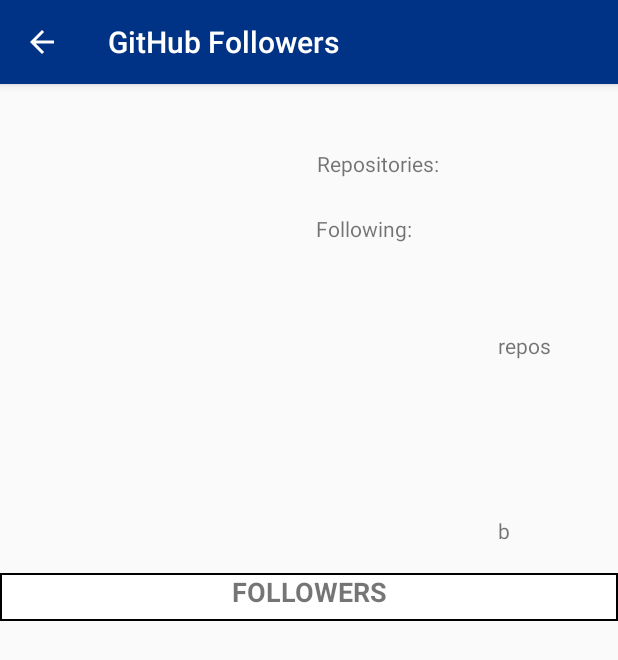
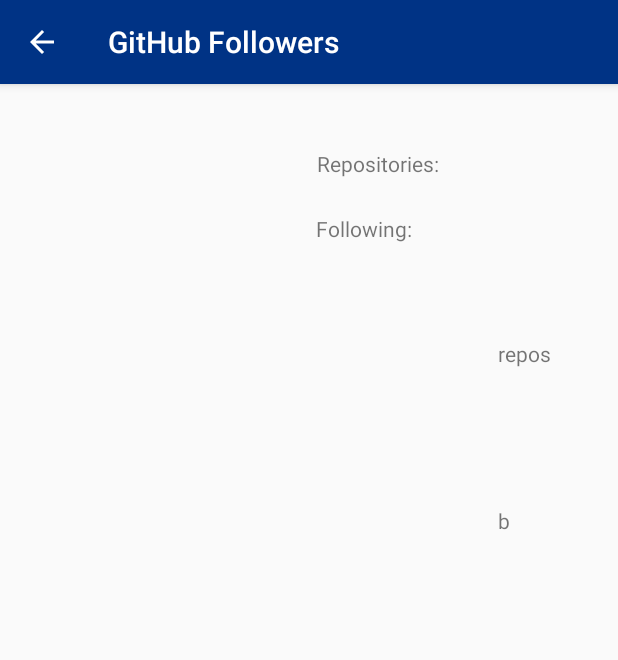
Before and after one commit to SergiVera/Minimo2, an Android app: the ProfileFollowerActivity screen opened directly, with no data from a screen before it, on a phone screen of 412 x 824 dp. Shown: the top 660 px of the screen. Run offline under Robolectric (Android 15) with nearby library versions, the phone set to English and light mode, and no system bars; our stand-ins replace Picasso; pictures from the network do not load.

Commit message:
implement another activity when the user taps a profile in the recyclerview

```diff
--- a/app/src/main/java/dsa/eetac/upc/edu/APIRest.java
+++ b/app/src/main/java/dsa/eetac/upc/edu/APIRest.java
@@ -11,6 +11,7 @@ import retrofit2.converter.gson.GsonConverterFactory;
 import retrofit2.http.Body;
 import retrofit2.http.GET;
 import retrofit2.http.Path;
+import retrofit2.http.Query;
 
 public interface APIRest {
     //We specify the url
--- a/app/src/main/java/dsa/eetac/upc/edu/MainActivity.java
+++ b/app/src/main/java/dsa/eetac/upc/edu/MainActivity.java
@@ -6,13 +6,11 @@ import android.support.v7.app.AppCompatActivity;
 import android.os.Bundle;
 import android.view.View;
 import android.widget.EditText;
-import android.widget.ProgressBar;
 import android.widget.TextView;
 
 public class MainActivity extends AppCompatActivity {
     public static final String EXTRA_MESSAGE = "com.example.myfirstapp.MESSAGE";
 
-    ProgressBar progressBar;
     TextView textView;
 
     @Override
@@ -23,23 +21,7 @@ public class MainActivity extends AppCompatActivity {
 
     /** Called when the user taps the Explore Followers button */
     public void sendMessage(View view) {
-        //Progress loading
-        ProgressDialog progressDialog = new ProgressDialog(this);
-        progressDialog.setTitle("Loading...");
-        progressDialog.setMessage("Waiting for the server");
-        progressDialog.setCancelable(false);
-        progressDialog.setProgressStyle(ProgressDialog.STYLE_SPINNER);
-        new Thread(() -> {
-            try{
-                Thread.sleep(5000);
-            } catch (InterruptedException e){
-                e.printStackTrace();
-            }
-            progressDialog.dismiss();
-        }) .start();
-        progressDialog.show();
-
-        Intent intent = new Intent(this, FollowersActivity.class);
+        Intent intent = new Intent(this, FollowerActivity.class);
         EditText editText = (EditText) findViewById(R.id.username);
         String message = editText.getText().toString();
         intent.putExtra(EXTRA_MESSAGE, message);
--- a/app/src/main/java/dsa/eetac/upc/edu/FollowersActivity.java
+++ b/app/src/main/java/dsa/eetac/upc/edu/ProfileFollowerActivity.java
@@ -1,66 +1,54 @@
 package dsa.eetac.upc.edu;
 
 import android.app.AlertDialog;
-import android.content.DialogInterface;
+import android.app.ProgressDialog;
 import android.content.Intent;
 import android.os.Bundle;
-import android.support.v7.widget.GridLayoutManager;
-import android.support.v7.widget.LinearLayoutManager;
-import android.support.v7.widget.RecyclerView;
+import android.support.v7.app.AppCompatActivity;
 import android.util.Log;
 import android.widget.ImageView;
 import android.widget.TextView;
 
 import com.squareup.picasso.Picasso;
 
-import java.util.ArrayList;
-import java.util.List;
-
 import retrofit2.Call;
 import retrofit2.Callback;
 import retrofit2.Response;
-import retrofit2.Retrofit;
 
-public class FollowersActivity extends MainActivity{
+public class ProfileFollowerActivity extends AppCompatActivity {
 
     private APIRest myapirest;
-    private Recycler recycler;
-    private RecyclerView recyclerView;
-
-    public String message;
+    private String token;
+    private String message;
+    ProgressDialog progressDialog;
     ImageView ivImageFromUrl;
-    private String token;
-
     TextView textViewFollowing;
     TextView textViewRepos;
 
     @Override
     protected void onCreate(Bundle savedInstanceState) {
         super.onCreate(savedInstanceState);
-        setContentView(R.layout.activity_followers);
-
-        recyclerView = (RecyclerView) findViewById(R.id.recyclerView);
-        recycler = new Recycler(this);
-        recyclerView.setAdapter(recycler);
-        recyclerView.setHasFixedSize(true);
-        recyclerView.setLayoutManager(new LinearLayoutManager(this));
+        setContentView(R.layout.activity_profile_follower);
 
         //TextViews where we show the number of repositories and the number of following
         textViewFollowing = findViewById(R.id.followingView);
         textViewRepos = findViewById(R.id.repositoriesView);
+        ivImageFromUrl = findViewById(R.id.iv_image_from_url);
 
-        // Get the Intent that started this activity and extract the string
         Intent intent = getIntent();
         message = intent.getStringExtra(MainActivity.EXTRA_MESSAGE);
 
-        ivImageFromUrl = (ImageView)findViewById(R.id.iv_image_from_url);
+        //Progress loading
+        progressDialog = new ProgressDialog(this);
+        progressDialog.setTitle("Loading...");
+        progressDialog.setMessage("Waiting for the server");
+        progressDialog.setCancelable(false);
+        progressDialog.setProgressStyle(ProgressDialog.STYLE_HORIZONTAL);
+        progressDialog.show();
 
         myapirest = APIRest.createAPIRest();
 
         getProfile();
-
-        getFollowers();
-
     }
 
     private void getProfile() {
@@ -85,11 +73,15 @@ public class FollowersActivity extends MainActivity{
 
                     textViewFollowing.setText(String.valueOf(user.following));
 
+                    progressDialog.hide();
+
                 } else {
                     Log.e("Response failure", String.valueOf(response.errorBody()));
 
+                    progressDialog.hide();
+
                     //Show the alert dialog
-                    AlertDialog.Builder alertDialogBuilder = new AlertDialog.Builder(FollowersActivity.this);
+                    AlertDialog.Builder alertDialogBuilder = new AlertDialog.Builder(ProfileFollowerActivity.this);
 
                     alertDialogBuilder
                             .setTitle("Error")
@@ -106,60 +98,10 @@ public class FollowersActivity extends MainActivity{
             public void onFailure(Call<User> call, Throwable t) {
                 Log.e("No api connection", t.getMessage());
 
-                //Show the alert dialog
-                AlertDialog.Builder alertDialogBuilder = new AlertDialog.Builder(FollowersActivity.this);
-
-                alertDialogBuilder
-                        .setTitle("Error")
-                        .setMessage(t.getMessage())
-                        .setCancelable(false)
-                        .setPositiveButton("OK", (dialog, which) -> finish());
-
-                AlertDialog alertDialog = alertDialogBuilder.create();
-                alertDialog.show();
-            }
-        });
-    }
-
-    private void getFollowers(){
-        Call<List<User>> userCall = myapirest.getFollowers(message);
-
-        userCall.enqueue(new Callback<List<User>>() {
-            @Override
-            public void onResponse(Call<List<User>> call, Response<List<User>> response) {
-                if(response.isSuccessful()) {
-                    List<User> followersList = response.body();
-
-                    recycler.addFollowers(followersList);
-
-                    for(int i = 0; i < followersList.size(); i++) {
-                        Log.i("Login: " + followersList.get(i).login, response.message());
-                        Log.i("Size of the list: " +followersList.size(), response.message());
-                    }
-                }
-                else{
-                    Log.e("No api connection", response.message());
-
-                    //Show the alert dialog
-                    AlertDialog.Builder alertDialogBuilder = new AlertDialog.Builder(FollowersActivity.this);
-
-                    alertDialogBuilder
-                            .setTitle("Error")
-                            .setMessage(response.message())
-                            .setCancelable(false)
-                            .setPositiveButton("OK", (dialog, which) -> finish());
-
-                    AlertDialog alertDialog = alertDialogBuilder.create();
-                    alertDialog.show();
-                }
-            }
-
-            @Override
-            public void onFailure(Call<List<User>> call, Throwable t) {
-                Log.e("No api connection: ", t.getMessage());
+                progressDialog.hide();
 
                 //Show the alert dialog
-                AlertDialog.Builder alertDialogBuilder = new AlertDialog.Builder(FollowersActivity.this);
+                AlertDialog.Builder alertDialogBuilder = new AlertDialog.Builder(ProfileFollowerActivity.this);
 
                 alertDialogBuilder
                         .setTitle("Error")
--- a/app/src/main/res/layout/activity_followers.xml
+++ b/app/src/main/res/layout/activity_profile_follower.xml
@@ -53,7 +53,7 @@
         android:layout_marginStart="19dp"
         android:layout_marginTop="36dp"
         android:layout_marginEnd="42dp"
-        android:layout_marginBottom="456dp"
+        android:layout_marginBottom="445dp"
         android:text="@string/repos"
         app:layout_constraintBottom_toBottomOf="parent"
         app:layout_constraintEnd_toEndOf="parent"
@@ -65,37 +65,11 @@
         android:layout_width="wrap_content"
         android:layout_height="wrap_content"
         android:layout_marginStart="57dp"
-        android:layout_marginTop="40dp"
+        android:layout_marginTop="22dp"
         android:layout_marginBottom="397dp"
         android:text="@string/b"
         app:layout_constraintBottom_toBottomOf="parent"
         app:layout_constraintStart_toEndOf="@+id/textView3"
         app:layout_constraintTop_toBottomOf="@+id/repositoriesView" />
 
-    <TextView
-        android:id="@+id/textView8"
-        android:layout_width="match_parent"
-        android:layout_height="32dp"
-        android:layout_marginTop="40dp"
-        android:layout_marginBottom="282dp"
-        android:background="@drawable/border"
-        android:text="@string/followers"
-        android:textAlignment="center"
-        android:textSize="18sp"
-        android:textStyle="bold"
-        app:layout_constraintBottom_toBottomOf="parent"
-        app:layout_constraintEnd_toEndOf="parent"
-        app:layout_constraintStart_toStartOf="parent"
-        app:layout_constraintTop_toBottomOf="@+id/iv_image_from_url" />
-
-    <android.support.v7.widget.RecyclerView
-        android:id="@+id/recyclerView"
-        android:layout_width="match_parent"
-        android:layout_height="281dp"
-        android:layout_marginBottom="1dp"
-        app:layout_constraintBottom_toBottomOf="parent"
-        app:layout_constraintEnd_toEndOf="parent"
-        app:layout_constraintStart_toStartOf="parent"
-        app:layout_constraintTop_toBottomOf="@+id/textView8"/>
-
 </android.support.constraint.ConstraintLayout>
--- a/app/src/main/res/layout/item_follower.xml
+++ b/app/src/main/res/layout/item_follower.xml
@@ -2,7 +2,9 @@
 <LinearLayout
     xmlns:android="http://schemas.android.com/apk/res/android" android:layout_width="match_parent"
     android:layout_height="wrap_content"
-    android:padding="10dp">
+    android:padding="10dp"
+    android:id="@+id/linearLayout"
+    android:clickable="true">
 
     <ImageView
         android:id="@+id/photoFollower"
```
Also changed, not shown: app/src/main/AndroidManifest.xml (+10 -1 lines), app/src/main/java/dsa/eetac/upc/edu/FollowerActivity.java (added, +188 -0 lines), app/src/main/java/dsa/eetac/upc/edu/Recycler.java (+19 -4 lines), 2 other files.
